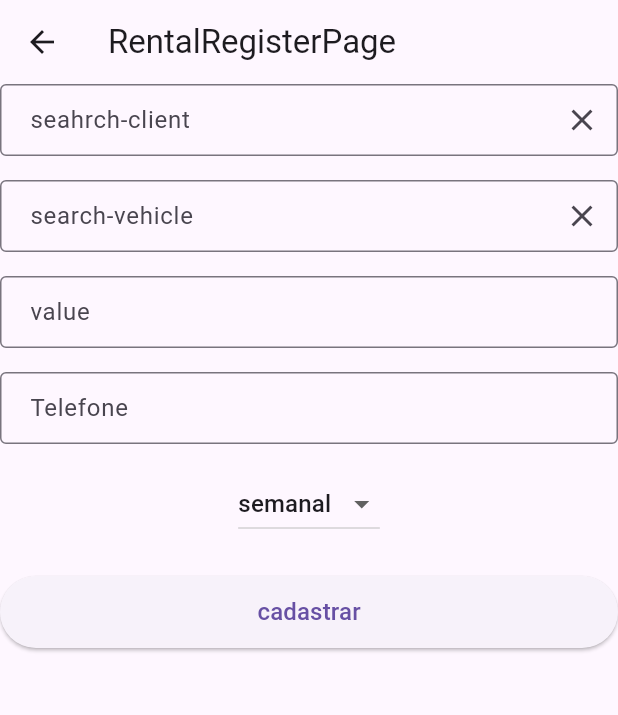
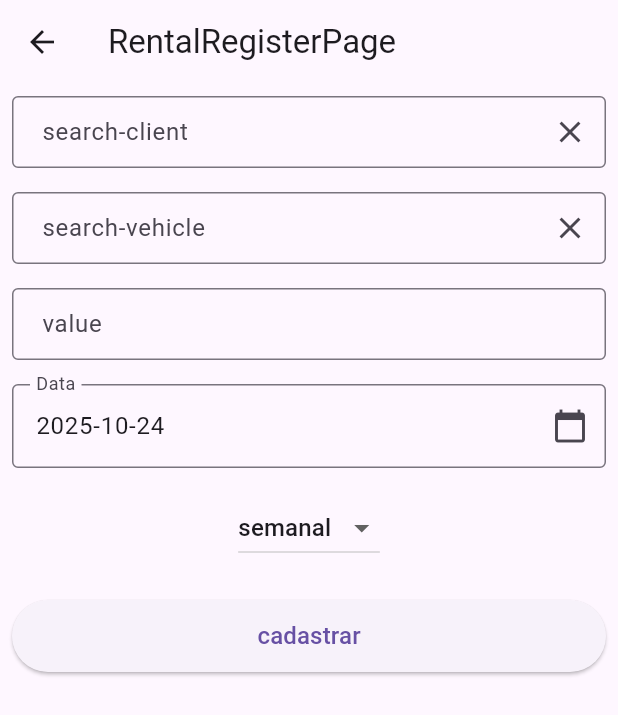
Before and after one commit to alderjanio-oliveira/loc_master, a Flutter app: the RentalRegisterPage screen opened by its route, after a tap on "cadastrar", on a phone screen of 412 x 824 dp. Shown: the top 715 px of the screen. Run offline on Flutter 3.47's test engine with Material 3 defaults, Android fonts, the phone set to English and light mode, and no system bars; our stand-ins replace drift, drift_flutter, get; accounts and stored records are empty; generated files the repository leaves out were written again.

Commit message:
Rentals adding feature

```diff
--- /dev/null
+++ b/lib/core/constants/constantes.dart
@@ -0,0 +1,11 @@
+import 'package:get/get.dart';
+
+class Constantes {
+  static const String appName = 'LocMaster';
+  static final Map<String, String> rentalPeriods = {
+    'DAILY': 'diaria'.tr,
+    'WEEKLY': 'semanal'.tr,
+    'BIWEEKLY': 'quinzenal'.tr,
+    'MONTHLY': 'mensal'.tr,
+  };
+}
--- a/lib/presentation/bindings/rental_register.bindings.dart
+++ b/lib/presentation/bindings/rental_register.bindings.dart
@@ -1,4 +1,5 @@
 import 'package:get/get.dart';
+import 'package:loc_master/data/repositories/retal_service.dart';
 import 'package:loc_master/data/repositories/vehicles_services.dart';
 import 'package:loc_master/presentation/controllers/rentals/rentals_register_controller.dart';
 
@@ -8,10 +9,15 @@ class RentalRegisterBinding extends Bindings {
     if (!Get.isRegistered<VehiclesService>()) {
       Get.lazyPut<VehiclesService>(() => VehiclesService(database: Get.find()));
     }
+    if (!Get.isRegistered<RentalService>()) {
+      Get.lazyPut<RentalService>(() => RentalService(database: Get.find()));
+    }
+
     Get.lazyPut<RentalRegisterController>(
       () => RentalRegisterController(
         vehiclesService: Get.find(),
         db: Get.find(),
+        rentalService: Get.find(),
       ),
     );
   }
--- a/lib/presentation/controllers/rentals/rentals_register_controller.dart
+++ b/lib/presentation/controllers/rentals/rentals_register_controller.dart
@@ -1,13 +1,16 @@
 import 'package:flutter/material.dart';
 import 'package:get/get.dart';
 import 'package:loc_master/data/database/database.dart';
+import 'package:loc_master/data/repositories/retal_service.dart';
 import 'package:loc_master/data/repositories/vehicles_services.dart';
+import 'package:drift/drift.dart' as drift;
 
 class RentalRegisterController extends GetxController {
   RxList<Renter> tenants = <Renter>[].obs;
   RxList<Vehicle> vehicles = <Vehicle>[].obs;
   RxBool isLoading = true.obs;
   final VehiclesService vehiclesService;
+  final RentalService rentalService;
   AppDatabase db;
 
   TextEditingController tenantSearchController = TextEditingController();
@@ -16,11 +19,20 @@ class RentalRegisterController extends GetxController {
   TextEditingController rentalDueDayController = TextEditingController();
   TextEditingController rentalPeriodController = TextEditingController();
 
-  RentalRegisterController({required this.db, required this.vehiclesService});
+  final RxInt selectedTenantId = RxInt(-1);
+  final RxInt selectedVehicleId = RxInt(-1);
+
+  RentalRegisterController({
+    required this.db,
+    required this.vehiclesService,
+    required this.rentalService,
+  });
 
   @override
   void onInit() async {
     super.onInit();
+    rentalDueDayController.text =
+        DateTime.now().toIso8601String().split('T').first;
     await loadTenants();
     await loadVehicles();
   }
@@ -48,7 +60,19 @@ class RentalRegisterController extends GetxController {
   }
 
   onSubmit() {
-    // Lógica para submissão do formulário de aluguel
-    print('Submitting rental form');
+    rentalService.rentVehicle(vehicles[0], tenants[0], rental: _buildRental());
+  }
+
+  _buildRental() {
+    return RentalsCompanion(
+      vehicleId: drift.Value(selectedVehicleId.value),
+      renterId: drift.Value(selectedTenantId.value),
+      startDate: drift.Value(DateTime.parse(rentalDueDayController.text)),
+      endDate: drift.Value(DateTime.now().add(Duration(days: 7))),
+      totalValue: drift.Value(1 * 7),
+      paidValue: drift.Value(double.parse(rentalValueController.text)),
+      type: drift.Value('weekly'),
+      status: drift.Value('active'),
+    );
   }
 }
--- /dev/null
+++ b/lib/presentation/molecules/dateField/data_field.modelcule.dart
@@ -0,0 +1,33 @@
+import 'package:flutter/material.dart';
+import 'package:get/get.dart';
+import 'package:loc_master/config/utils.dart';
+
+class DateFieldMolecule extends StatelessWidget {
+  final TextEditingController dateController;
+  final Rx<DateTime?> selectedDate;
+  final String? label;
+
+  const DateFieldMolecule({
+    super.key,
+    required this.dateController,
+    required this.selectedDate,
+    this.label,
+  });
+
+  @override
+  Widget build(BuildContext context) {
+    return TextFormField(
+      readOnly: true, // Impede edição manual
+      decoration: const InputDecoration(
+        labelText: 'Data',
+        suffixIcon: Icon(Icons.calendar_today),
+        border: OutlineInputBorder(),
+      ),
+      controller: dateController,
+      onTap: () async {
+        selectedDate.value = await Utils().selectDate(context);
+        dateController.text = selectedDate.value?.toString() ?? '';
+      },
+    );
+  }
+}
--- a/lib/presentation/molecules/forms/rental_form.dart
+++ b/lib/presentation/molecules/forms/rental_form.dart
@@ -1,6 +1,8 @@
 import 'package:flutter/material.dart';
 import 'package:get/get.dart';
+import 'package:loc_master/core/constants/constantes.dart';
 import 'package:loc_master/data/database/database.dart';
+import 'package:loc_master/presentation/molecules/dateField/data_field.modelcule.dart';
 import 'package:loc_master/presentation/molecules/search_field/search_field_molecule.dart';
 import '../../atoms/inputs/primary_input.dart';
 import '../../atoms/buttons/primary_button.dart';
@@ -14,11 +16,15 @@ class RentalForm extends StatelessWidget {
   final TextEditingController periodController;
   final RxList<Renter> tenants;
   final RxList<Vehicle> vehicles;
+  final RxInt selectedTenantId;
+  final RxInt selectedVehicleId;
+
+  final selectedDate = Rx<DateTime?>(DateTime.now());
 
   final VoidCallback onSubmit;
   final bool isLoading;
 
-  const RentalForm({
+  RentalForm({
     super.key,
     required this.formKey,
     required this.tenantsController,
@@ -30,30 +36,30 @@ class RentalForm extends StatelessWidget {
     this.isLoading = false,
     required this.tenants,
     required this.vehicles,
+    required this.selectedTenantId,
+    required this.selectedVehicleId,
   });
 
   @override
   Widget build(BuildContext context) {
     return Form(
       key: formKey,
+      child: SingleChildScrollView(
+        child: Padding(
+          padding: const EdgeInsets.all(8.0),
           child: Column(
             children: [
-          SearchFieldMolecule(
-            hint: 'seahrch-client'.tr,
+              SearchFieldMolecule<Renter>(
+                hint: 'search-client'.tr,
                 searchFunction: (query) async {
-              // Simula chamada API/DB
-              await Future.delayed(Duration(milliseconds: 300));
-              return tenants
-                  .map((renter) => renter.name)
-                  .where((c) => c.toLowerCase().contains(query.toLowerCase()))
-                  .toList();
+                  return tenants.toList();
                 },
-            itemBuilder: (tenantController) => Padding(
+                itemBuilder: (tenant) => Padding(
                   padding: const EdgeInsets.all(8.0),
-              child: Text(tenantController),
+                  child: Text(tenant.name),
                 ),
-            onSelect: (client) {
-              print('Cliente selecionado: $client');
+                onSelect: (dynamic client) {
+                  selectedTenantId.value = client.id;
                 },
                 fieldController: tenantsController,
               ),
@@ -63,17 +69,14 @@ class RentalForm extends StatelessWidget {
                 searchFunction: (query) async {
                   // Simula chamada API/DB
                   await Future.delayed(Duration(milliseconds: 300));
-              return vehicles
-                  .map((vehicle) => vehicle.model)
-                  .where((c) => c.toLowerCase().contains(query.toLowerCase()))
-                  .toList();
+                  return vehicles.toList();
                 },
                 itemBuilder: (vehicle) => Padding(
                   padding: const EdgeInsets.all(8.0),
-              child: Text(vehicle),
+                  child: Text(vehicle.model),
                 ),
-            onSelect: (vehicle) {
-              print('Veículo selecionado: $vehicle');
+                onSelect: (dynamic vehicle) {
+                  selectedVehicleId.value = vehicle.id;
                 },
                 fieldController: vehiclesController,
               ),
@@ -90,29 +93,20 @@ class RentalForm extends StatelessWidget {
                 },
               ),
               const SizedBox(height: 16),
-          PrimaryInput(
-            label: 'Telefone',
-            controller: dueDayController,
-            keyboardType: TextInputType.number,
-            validator: (value) {
-              if (value == null || value.isEmpty) {
-                return 'Por favor, insira o telefone';
-              }
-              if (double.tryParse(value) == null) {
-                return 'Valor inválido';
-              }
-              return null;
-            },
+              DateFieldMolecule(
+                selectedDate: selectedDate,
+                dateController: dueDayController,
+                label: 'due-date'.tr,
               ),
               const SizedBox(height: 16),
               DropdownButton<String>(
-            value: 'semanal'.tr,
-            items: ['semanal', 'diaria', 'mensal', 'quinzenal']
-                .map((lang) => DropdownMenuItem<String>(
-                      value: lang,
-                      child: Text(lang),
-                    ))
-                .toList(),
+                value: 'WEEKLY',
+                items: Constantes.rentalPeriods.entries.map((entry) {
+                  return DropdownMenuItem<String>(
+                    value: entry.key,
+                    child: Text(entry.value),
+                  );
+                }).toList(),
                 onChanged: (String? value) {
                   if (value != null) {
                     periodController.text = value;
@@ -127,6 +121,8 @@ class RentalForm extends StatelessWidget {
               ),
             ],
           ),
+        ),
+      ),
     );
   }
 }
--- a/lib/presentation/pages/home/sections/template_button_section.dart
+++ b/lib/presentation/pages/home/sections/template_button_section.dart
@@ -33,7 +33,7 @@ class TemplateButtonSection extends StatelessWidget {
           ),
           secondButton: MLabelButton(
             icon: const Icon(Icons.assignment_rounded),
-            onPressed: () => Get.toNamed(Routes.rentalRegister),
+            onPressed: () => Get.toNamed(Routes.rentals),
             label: 'rentals'.tr,
           ),
         ),
--- a/lib/presentation/pages/rentals/rentals_register_page.dart
+++ b/lib/presentation/pages/rentals/rentals_register_page.dart
@@ -22,6 +22,8 @@ class RentalRegisterPage extends GetView<RentalRegisterController> {
           onSubmit: controller.onSubmit,
           tenants: controller.tenants,
           vehicles: controller.vehicles,
+          selectedTenantId: controller.selectedTenantId,
+          selectedVehicleId: controller.selectedVehicleId,
         ));
   }
 }
--- a/lib/presentation/pages/rentals/retals_page.dart
+++ b/lib/presentation/pages/rentals/retals_page.dart
@@ -2,6 +2,7 @@ import 'package:flutter/material.dart';
 import 'package:get/get.dart';
 import 'package:loc_master/presentation/controllers/rentals/rentals_controller.dart';
 import 'package:loc_master/presentation/organisms/list/list_builder_organism.dart';
+import 'package:loc_master/presentation/routes/app_pages.dart';
 import 'package:loc_master/presentation/templates/load_component.dart';
 
 class RentalsPage extends GetView<RentalsController> {
@@ -22,6 +23,10 @@ class RentalsPage extends GetView<RentalsController> {
           },
         ),
       ),
+      floatingActionButton: FloatingActionButton(
+        onPressed: () => Get.toNamed(Routes.rentalRegister),
+        child: const Icon(Icons.add),
+      ),
     );
   }
 }
```
Also changed, not shown: lib/data/repositories/retal_service.dart (+13 -1 lines), lib/presentation/atoms/inputs/text_field_atom.dart (added, +28 -0 lines), lib/presentation/molecules/search_field/search_field_molecule.dart (+3 -4 lines). Lines whose indentation alone changed are shown as unchanged.
